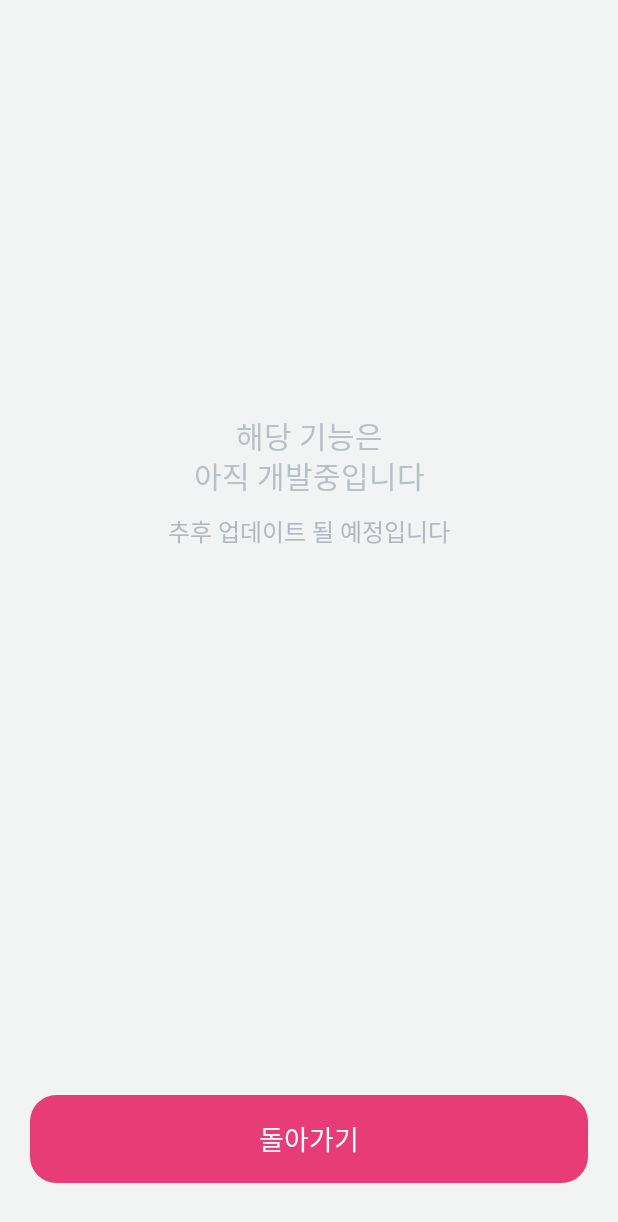
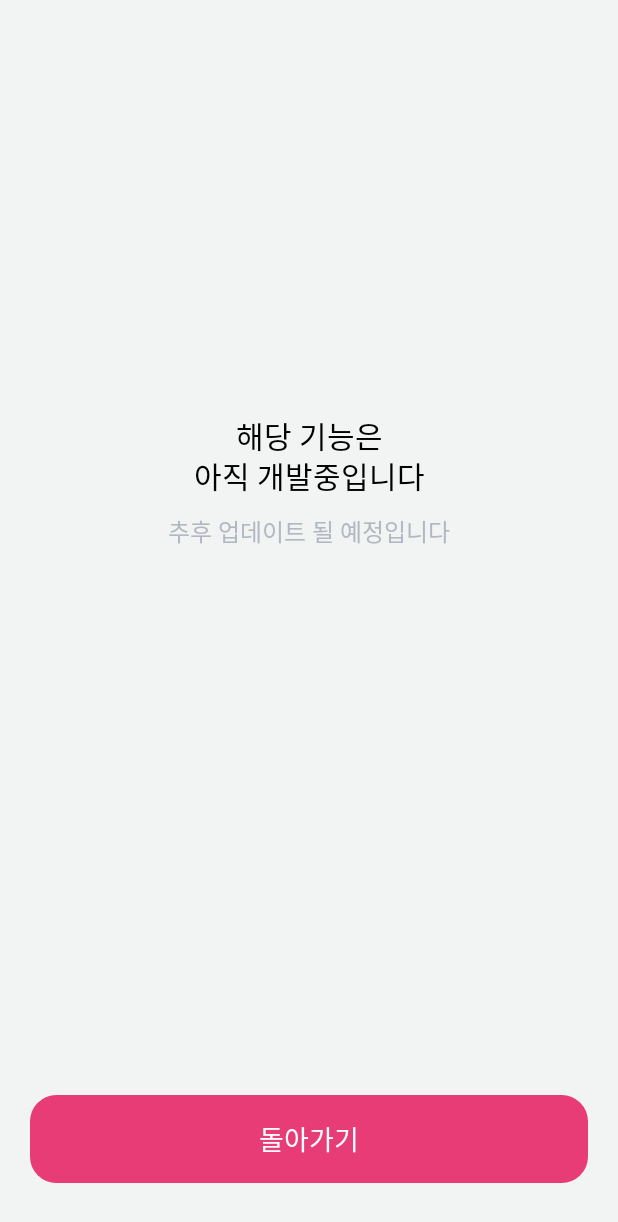
Before and after one commit to dimigo-din/dimigoin-android-v2, an Android app built with Jetpack Compose: the DevelopingScreen screen opened through its navigation route, on a phone screen of 412 x 824 dp. Shown: the top 1222 px of the screen. Run offline under Robolectric (Android 15) with nearby library versions, the phone set to English and light mode, and no system bars; our stand-ins replace accompanist; network calls fail; Roboto replaces fonts that are not available here; 2 statements that could not run were skipped.

Commit message:
feat: add navigate to developing screen

```diff
--- a/app/src/main/java/in/dimigo/dimigoin/ui/MainActivity.kt
+++ b/app/src/main/java/in/dimigo/dimigoin/ui/MainActivity.kt
@@ -229,9 +229,19 @@ fun App(
                 )
             }
             composable(Screen.Calendar.route) { ScheduleScreen() }
-            composable(Screen.Application.route) { ApplicationScreen() }
+            composable(Screen.Application.route) {
+                ApplicationScreen(
+                    onApplicationClick = { route ->
+                        navController.navigate(route)
+                    }
+                )
+            }
             composable(Screen.MyInfo.route) { Text(text = "내 정보") }
-            composable("developing") { DevelopingScreen() }
+            composable("developing") {
+                DevelopingScreen(
+                    Modifier.systemBarsPadding()
+                )
+            }
             placeSelectorNavGraph(navController, onPlaceChange, onFavoriteAdd, onFavoriteRemove)
         }
         CustomSnackbarHost(snackbarHostState)
--- a/app/src/main/java/in/dimigo/dimigoin/ui/composables/ApplicationBox.kt
+++ b/app/src/main/java/in/dimigo/dimigoin/ui/composables/ApplicationBox.kt
@@ -26,7 +26,7 @@ fun ApplicationBox(
     label: String,
     icon: Int,
     iconTint: Color,
-    onNavigate: (() -> Unit)? = null,
+    onNavigate: () -> Unit = {},
 ) = Card(
     modifier = modifier,
     shape = Shapes.medium,
@@ -34,7 +34,7 @@ fun ApplicationBox(
 ) {
     Surface(
         modifier = Modifier
-            .clickable { onNavigate?.invoke() }
+            .clickable { onNavigate() }
     ) {
         Column(
             modifier = Modifier
--- a/app/src/main/java/in/dimigo/dimigoin/ui/screen/DevelopingScreen.kt
+++ b/app/src/main/java/in/dimigo/dimigoin/ui/screen/DevelopingScreen.kt
@@ -27,9 +27,11 @@ import androidx.compose.ui.unit.dp
 import androidx.compose.ui.unit.sp
 
 @Composable
-fun DevelopingScreen() {
+fun DevelopingScreen(
+    modifier: Modifier = Modifier
+) {
     Box(
-        modifier = Modifier
+        modifier = modifier
             .fillMaxSize()
             .padding(vertical = 35.dp, horizontal = 20.dp)
     ) {
@@ -46,6 +48,7 @@ fun DevelopingScreen() {
                 style = DTypography.t2.copy(fontSize = 20.sp),
                 textAlign = TextAlign.Center,
                 fontWeight = Bold,
+                color = Color.Black
             )
             Spacer(modifier = Modifier.height(10.dp))
             Text(
```
Also changed, not shown: app/src/main/java/in/dimigo/dimigoin/ui/screen/ApplicationScreen.kt (+37 -7 lines).
